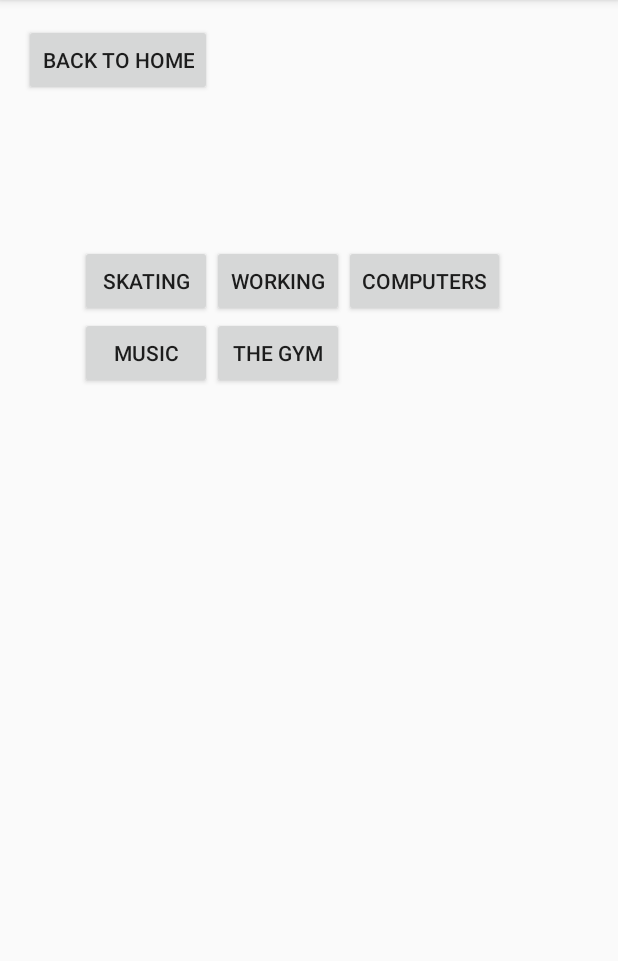
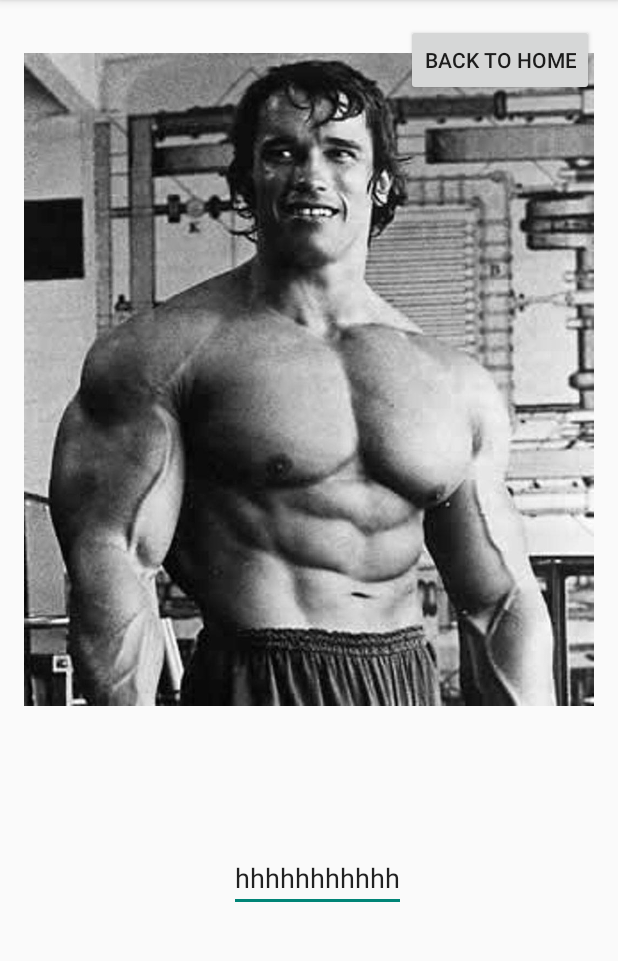
Before and after one commit to nicholashaynes1/Aboutme, an Android app: the screen it shows after launch (AboutMeActivity), on a phone screen of 412 x 824 dp, the part 84-1045 px from its top. Run offline under Robolectric (Android 15) with nearby library versions, the phone set to English and light mode, and no system bars; 1 statement that could not run was skipped.

Commit message:
Began to add the image views and the text view.

```diff
--- a/app/src/main/java/ctec/aboutme/AboutMeActivity.java
+++ b/app/src/main/java/ctec/aboutme/AboutMeActivity.java
@@ -1,5 +1,6 @@
 package ctec.aboutme;
 
+import android.support.annotation.StringRes;
 import android.support.v7.app.ActionBarActivity;
 import android.os.Bundle;
 import android.view.Menu;
@@ -7,6 +8,8 @@ import android.view.MenuItem;
 import android.widget.Button;
 import android.widget.TextView;
 import android.view.View;
+import android.widget.ImageView;
+import android.widget.TextView;
 
 
 public class AboutMeActivity extends ActionBarActivity
@@ -18,6 +21,13 @@ public class AboutMeActivity extends ActionBarActivity
     private Button musicButton;
     private Button gymButton;
     private Button homeButton;
+    private ImageView gymPicture;
+    private TextView imageText;
+
+
+
+
+
 
     @Override
     protected void onCreate(Bundle savedInstanceState)
@@ -31,6 +41,15 @@ public class AboutMeActivity extends ActionBarActivity
         musicButton = (Button) findViewById(R.id.musicButton);
         gymButton = (Button) findViewById(R.id.gymButton);
         homeButton = (Button) findViewById(R.id.homeButton);
+
+        gymPicture = (ImageView) findViewById(R.id.gymPicture);
+
+
+
+
+        imageText = (TextView) findViewById(R.id.imageTextbox);
+
+
         setupListeners();
     }
 
@@ -143,6 +162,34 @@ public class AboutMeActivity extends ActionBarActivity
     }
 
 
+
+    private void gymScreen()
+    {
+        if(gymButton.getVisibility() == View.VISIBLE)
+        {
+            skatingButton.setVisibility(View.GONE);
+            workingButton.setVisibility(View.GONE);
+            computersButton.setVisibility(View.GONE);
+            musicButton.setVisibility(View.GONE);
+            gymButton.setVisibility(View.GONE);
+
+            homeButton.setVisibility(View.VISIBLE);
+
+            gymPicture.setVisibility(View.VISIBLE);
+            imageText.setVisibility(View.VISIBLE);
+
+            imageText.setText("hello");
+
+
+
+
+        }
+    }
+
+
+
+
+
     private void setupListeners()
     {
                 homeButton.setOnClickListener(new View.OnClickListener() {
--- a/app/src/main/res/layout/activity_about_me.xml
+++ b/app/src/main/res/layout/activity_about_me.xml
@@ -14,7 +14,8 @@
         android:layout_marginTop="99dp"
         android:layout_below="@+id/homeButton"
         android:layout_alignRight="@+id/homeButton"
-        android:layout_alignEnd="@+id/homeButton" />
+        android:layout_alignEnd="@+id/homeButton"
+        android:visibility="gone" />
 
     <Button
         android:layout_width="wrap_content"
@@ -23,7 +24,8 @@
         android:id="@+id/workButton"
         android:layout_alignBottom="@+id/skatingButton"
         android:layout_toRightOf="@+id/skatingButton"
-        android:layout_toEndOf="@+id/skatingButton" />
+        android:layout_toEndOf="@+id/skatingButton"
+        android:visibility="gone" />
 
     <Button
         android:layout_width="wrap_content"
@@ -32,7 +34,8 @@
         android:id="@+id/computerButton"
         android:layout_alignBottom="@+id/workButton"
         android:layout_toRightOf="@+id/workButton"
-        android:layout_toEndOf="@+id/workButton" />
+        android:layout_toEndOf="@+id/workButton"
+        android:visibility="gone" />
 
     <Button
         android:layout_width="wrap_content"
@@ -41,7 +44,8 @@
         android:id="@+id/musicButton"
         android:layout_below="@+id/skatingButton"
         android:layout_toLeftOf="@+id/workButton"
-        android:layout_toStartOf="@+id/workButton" />
+        android:layout_toStartOf="@+id/workButton"
+        android:visibility="gone" />
 
     <Button
         android:layout_width="wrap_content"
@@ -51,7 +55,8 @@
         android:layout_below="@+id/workButton"
         android:layout_toRightOf="@+id/musicButton"
         android:layout_toStartOf="@+id/computerButton"
-        android:layout_toLeftOf="@+id/computerButton" />
+        android:layout_toLeftOf="@+id/computerButton"
+        android:visibility="gone" />
 
     <Button
         android:layout_width="wrap_content"
@@ -60,6 +65,28 @@
         android:id="@+id/homeButton"
         android:visibility="visible"
         android:layout_alignParentTop="true"
+        android:layout_alignParentRight="true"
+        android:layout_alignParentEnd="true" />
+
+    <ImageView
+        android:layout_width="wrap_content"
+        android:layout_height="wrap_content"
+        android:id="@+id/gymPicture"
+        android:visibility="visible"
+        android:longClickable="true"
+        android:src="@drawable/thegym"
+        android:layout_marginBottom="262dp"
+        android:layout_alignParentBottom="true"
         android:layout_alignParentLeft="true"
         android:layout_alignParentStart="true" />
+
+    <EditText
+        android:layout_width="wrap_content"
+        android:layout_height="wrap_content"
+        android:id="@+id/imageTextbox"
+        android:layout_marginBottom="144dp"
+        android:text="hhhhhhhhhhh"
+        android:layout_alignParentBottom="true"
+        android:layout_toLeftOf="@+id/homeButton"
+        android:layout_toStartOf="@+id/homeButton" />
 </RelativeLayout>
--- a/app/src/main/res/values/strings.xml
+++ b/app/src/main/res/values/strings.xml
@@ -1,4 +1,5 @@
 <resources>
     <string name="app_name">About me</string>
     <string name="action_settings">Settings</string>
+    <string name="gym_text">I started going to the gym about a year ago, mainly because my girlfriend at the time told me I would be so hot with muscles. Whether or not she was right I am glad I listened because now I am in better shape, and feel how a teenager should (invincible). I really only started getting kind of serious about it at the beginning of summer though; Meaning, that I started going for longer with real goals and going 6 days a week. Over all I am very proud of myself that I actually began enjoying it, I just feel in a better place with it all in all. plus I am getting super yolked.</string>
 </resources>
```
